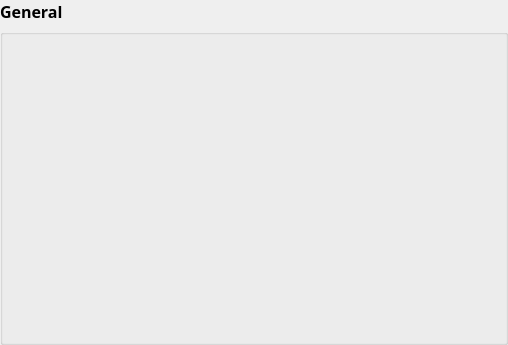
Qt form src/ui/settingsgeneral.ui (niftools/nifskope) before a commit.
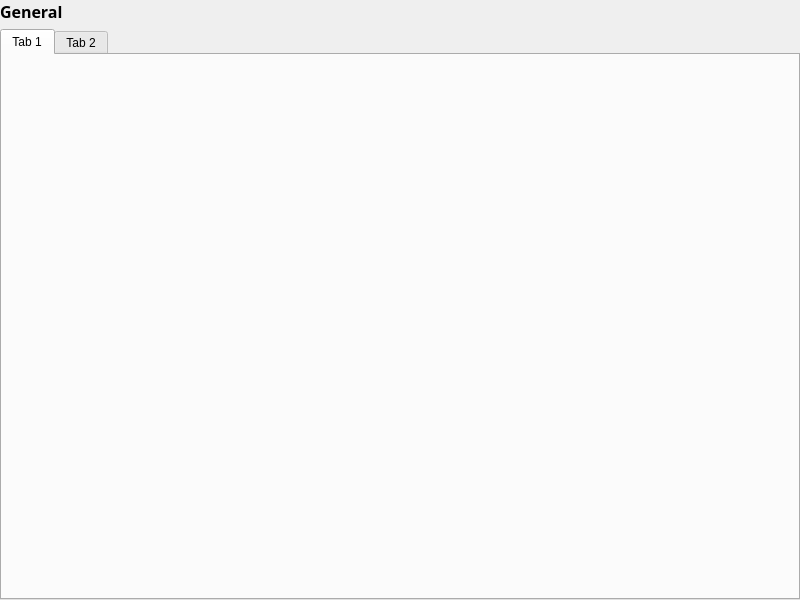
The same form after that commit.

The edit to the form file:
```diff
--- a/src/ui/settingsgeneral.ui
+++ b/src/ui/settingsgeneral.ui
@@ -6,8 +6,8 @@
    <rect>
     <x>0</x>
     <y>0</y>
-    <width>508</width>
-    <height>345</height>
+    <width>800</width>
+    <height>600</height>
    </rect>
   </property>
   <property name="sizePolicy">
@@ -48,17 +48,20 @@
     </widget>
    </item>
    <item>
-    <widget class="QGroupBox" name="groupBox">
-     <property name="sizePolicy">
-      <sizepolicy hsizetype="MinimumExpanding" vsizetype="MinimumExpanding">
-       <horstretch>0</horstretch>
-       <verstretch>0</verstretch>
-      </sizepolicy>
+    <widget class="QTabWidget" name="tabWidget">
+     <property name="currentIndex">
+      <number>0</number>
      </property>
-     <property name="title">
-      <string/>
-     </property>
-     <layout class="QVBoxLayout" name="verticalLayout"/>
+     <widget class="QWidget" name="tab">
+      <attribute name="title">
+       <string>Tab 1</string>
+      </attribute>
+     </widget>
+     <widget class="QWidget" name="tab_2">
+      <attribute name="title">
+       <string>Tab 2</string>
+      </attribute>
+     </widget>
     </widget>
    </item>
   </layout>
```
Left out of the diff: 2 changed lines with no effect on the pictures.
